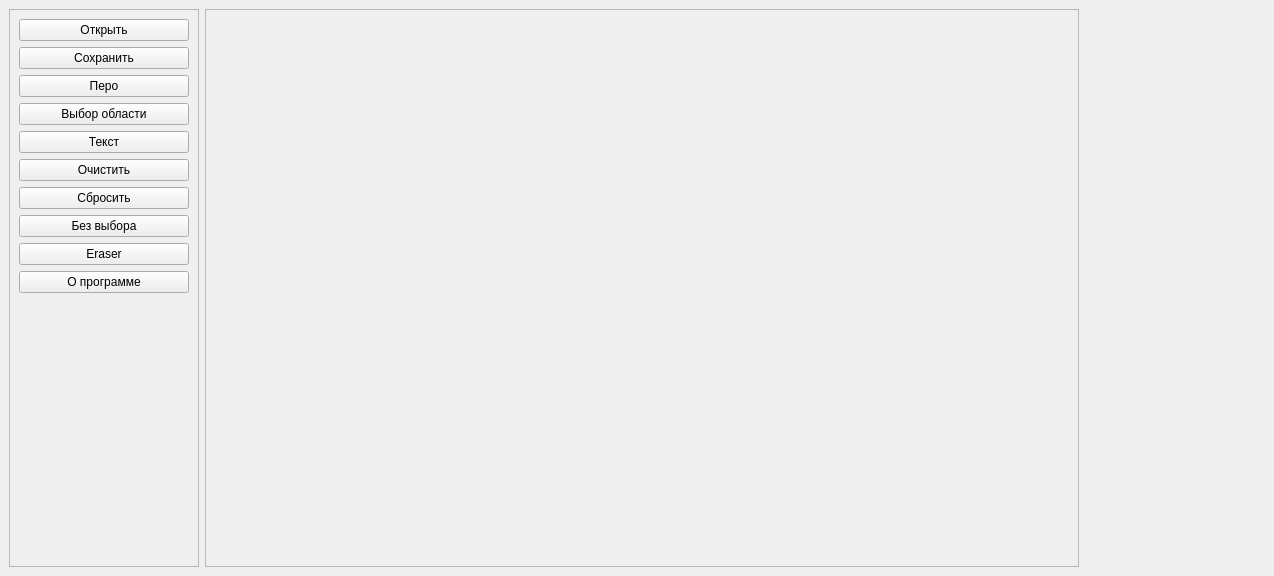
The window that src/canvas/canvas.ui (willam2007/wps) describes before a commit, drawn with Qt 5.
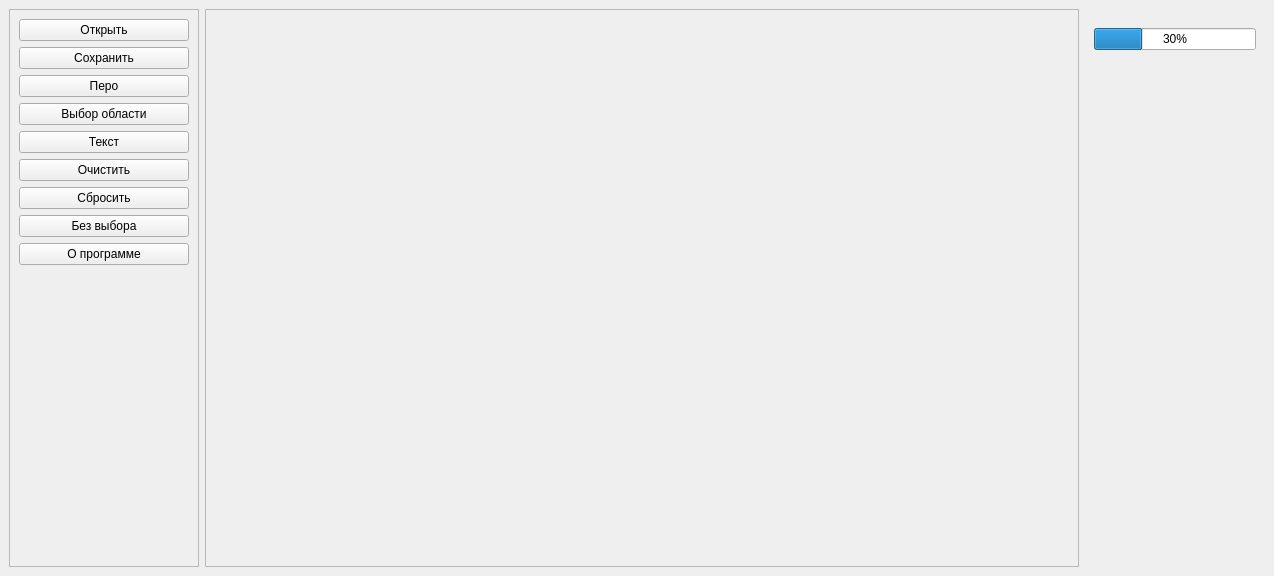
The same window after the commit. The open tabs and pages were chosen to show the change. Icons and pictures are not drawn. Custom widgets are drawn as their Qt base class.

What changed in the file:
```diff
--- a/src/canvas/canvas.ui
+++ b/src/canvas/canvas.ui
@@ -23,8 +23,8 @@
    <iconset theme="QIcon::ThemeIcon::MediaRecord"/>
   </property>
   <widget class="QWidget" name="centralwidget">
-   <layout class="QHBoxLayout" name="horizontalLayout">
-    <item>
+   <layout class="QGridLayout" name="gridLayout">
+    <item row="0" column="0">
      <widget class="QFrame" name="frame">
       <property name="sizePolicy">
        <sizepolicy hsizetype="Fixed" vsizetype="Expanding">
@@ -101,13 +101,6 @@
          </property>
         </widget>
        </item>
-       <item>
-        <widget class="QPushButton" name="eraserButton">
-         <property name="text">
-          <string>Eraser</string>
-         </property>
-        </widget>
-       </item>
        <item>
         <widget class="QPushButton" name="aboutButton">
          <property name="text">
@@ -138,7 +131,7 @@
       </layout>
      </widget>
     </item>
-    <item>
+    <item row="0" column="1">
      <widget class="QFrame" name="frame_2">
       <property name="sizePolicy">
        <sizepolicy hsizetype="Expanding" vsizetype="Expanding">
@@ -175,7 +168,7 @@
       </layout>
      </widget>
     </item>
-    <item>
+    <item row="0" column="2">
      <widget class="QStackedWidget" name="canvas_pages">
       <property name="enabled">
        <bool>true</bool>
@@ -199,7 +192,7 @@
        </size>
       </property>
       <property name="currentIndex">
-       <number>1</number>
+       <number>2</number>
       </property>
       <widget class="QWidget" name="inactive_page"/>
       <widget class="QWidget" name="pen_page">
@@ -348,7 +341,73 @@
         </item>
        </layout>
       </widget>
-      <widget class="QWidget" name="selecting_page"/>
+      <widget class="QWidget" name="selecting_page">
+       <property name="sizePolicy">
+        <sizepolicy hsizetype="Maximum" vsizetype="Minimum">
+         <horstretch>0</horstretch>
+         <verstretch>0</verstretch>
+        </sizepolicy>
+       </property>
+       <property name="minimumSize">
+        <size>
+         <width>120</width>
+         <height>0</height>
+        </size>
+       </property>
+       <property name="layoutDirection">
+        <enum>Qt::LayoutDirection::LeftToRight</enum>
+       </property>
+       <layout class="QVBoxLayout" name="verticalLayout_4">
+        <item>
+         <spacer name="verticalSpacer_7">
+          <property name="orientation">
+           <enum>Qt::Orientation::Vertical</enum>
+          </property>
+          <property name="sizeType">
+           <enum>QSizePolicy::Policy::Fixed</enum>
+          </property>
+          <property name="sizeHint" stdset="0">
+           <size>
+            <width>20</width>
+            <height>10</height>
+           </size>
+          </property>
+         </spacer>
+        </item>
+        <item>
+         <widget class="QProgressBar" name="progressBar">
+          <property name="cursor">
+           <cursorShape>WaitCursor</cursorShape>
+          </property>
+          <property name="autoFillBackground">
+           <bool>false</bool>
+          </property>
+          <property name="value">
+           <number>30</number>
+          </property>
+          <property name="textVisible">
+           <bool>true</bool>
+          </property>
+          <property name="invertedAppearance">
+           <bool>false</bool>
+          </property>
+         </widget>
+        </item>
+        <item>
+         <spacer name="verticalSpacer_6">
+          <property name="orientation">
+           <enum>Qt::Orientation::Vertical</enum>
+          </property>
+          <property name="sizeHint" stdset="0">
+           <size>
+            <width>20</width>
+            <height>40</height>
+           </size>
+          </property>
+         </spacer>
+        </item>
+       </layout>
+      </widget>
       <widget class="QWidget" name="text_page">
        <property name="sizePolicy">
         <sizepolicy hsizetype="Maximum" vsizetype="Minimum">
@@ -467,7 +526,7 @@
      <x>0</x>
      <y>0</y>
      <width>1274</width>
-     <height>21</height>
+     <height>22</height>
     </rect>
    </property>
   </widget>
```
